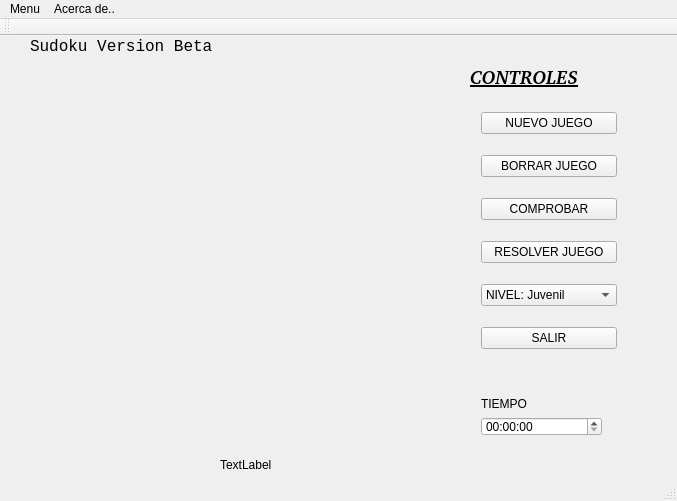
The window that sudoku.ui (dacabrer/proyecto_lenguajes_1erParcial) describes before a commit, drawn with Qt 5.
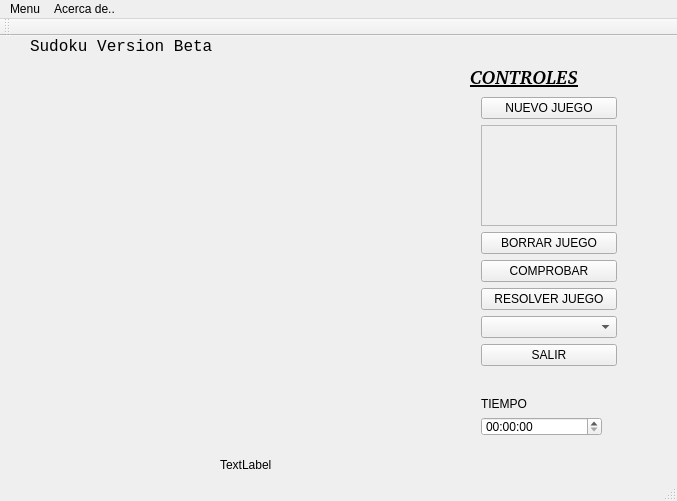
The same window after the commit.

```diff
--- a/sudoku.ui
+++ b/sudoku.ui
@@ -109,6 +109,13 @@
        </property>
       </widget>
      </item>
+     <item>
+      <widget class="QTextEdit" name="textEdit">
+       <property name="enabled">
+        <bool>false</bool>
+       </property>
+      </widget>
+     </item>
      <item>
       <widget class="QPushButton" name="pushButton">
        <property name="text">
@@ -131,23 +138,7 @@
       </widget>
      </item>
      <item>
-      <widget class="QComboBox" name="comboBox">
-       <item>
-        <property name="text">
-         <string>NIVEL: Juvenil</string>
-        </property>
-       </item>
-       <item>
-        <property name="text">
-         <string>NIVEL: Profesional</string>
-        </property>
-       </item>
-       <item>
-        <property name="text">
-         <string>NIVEL: Estrella</string>
-        </property>
-       </item>
-      </widget>
+      <widget class="QComboBox" name="comboBox"/>
      </item>
      <item>
       <widget class="QPushButton" name="pushButton_4">
```
